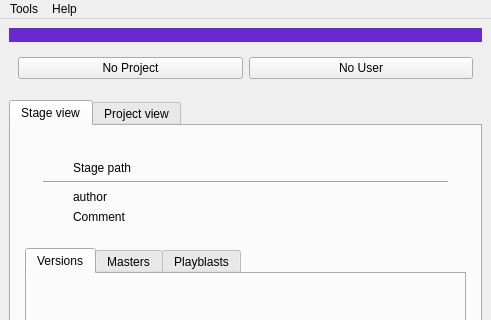
Qt form ui/pipeline_main_UI.ui (liorbenhorin/pipeline) before a commit; both pictures show x 0 to 491 and y 0 to 320 of the 491 by 984 pixel window.
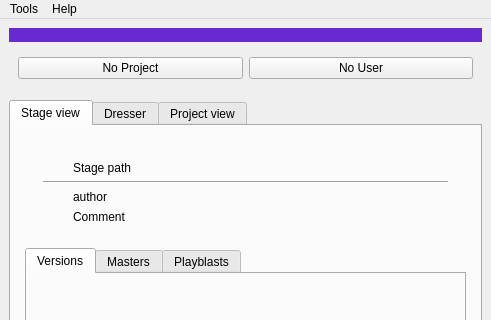
The same form after that commit. The open tabs and pages were chosen to show the change.

```diff
--- a/ui/pipeline_main_UI.ui
+++ b/ui/pipeline_main_UI.ui
@@ -377,6 +377,11 @@
         </item>
        </layout>
       </widget>
+      <widget class="QWidget" name="tab_5">
+       <attribute name="title">
+        <string>Dresser</string>
+       </attribute>
+      </widget>
       <widget class="QWidget" name="tab_4">
        <attribute name="title">
         <string>Project view</string>
```
Left out of the diff: 2 changed lines with no effect on the pictures.
